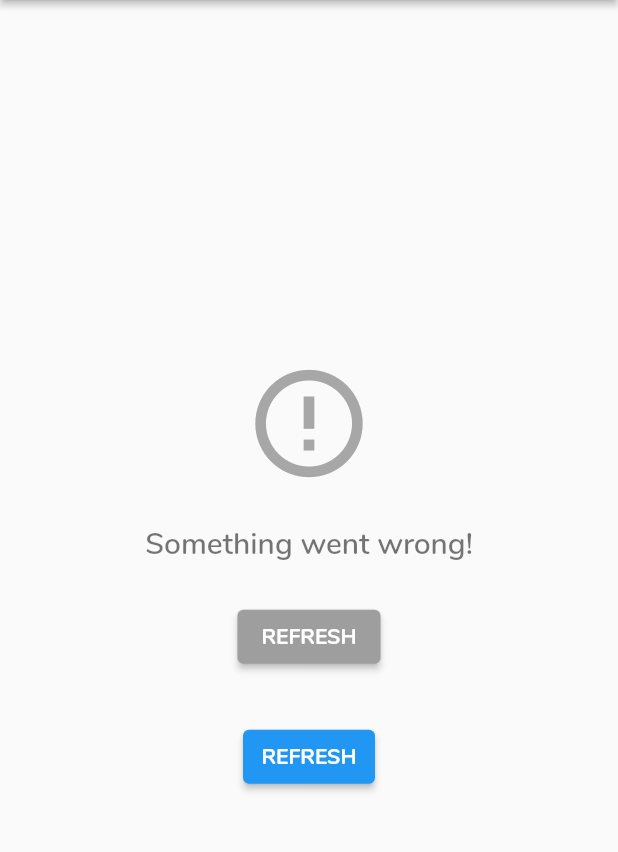
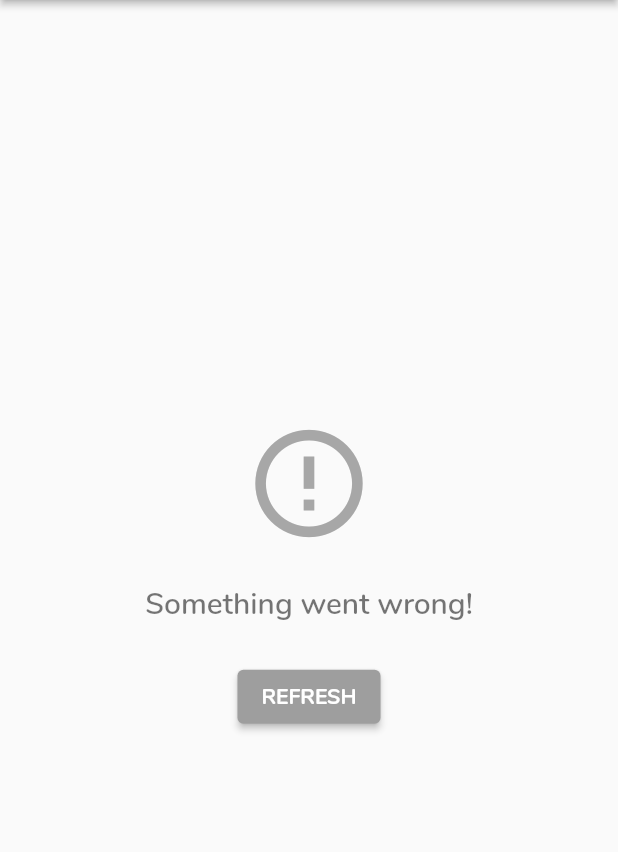
Before and after one commit to apgapg/dotservices_App, a Flutter app: the screen it shows after launch, after a tap on "REFRESH", on a phone screen of 412 x 824 dp, the part 84-936 px from its top. Run offline on Flutter 3.47's test engine with Material 2 defaults, Android fonts, the phone set to English and light mode, and no system bars; our stand-ins replace cached_network_image, carousel_slider, device_info, firebase_analytics, fluttertoast, geolocator and 1 more; accounts and stored records are empty; generated files the repository leaves out were written again.

Commit message:
Fix refresh buttons duplicate and other changes

```diff
--- a/lib/pages/home_page.dart
+++ b/lib/pages/home_page.dart
@@ -147,8 +147,8 @@ class _HomePageState extends State<HomePage> {
                                 ]),
                           );
                         else if (advSnapshot.hasError) {
-                          return StreamErrorWidget(advSnapshot.error, () {
-                            bloc.fetchAdvData();
+                          return StreamErrorWidget(advSnapshot.error, ()  {
+                            bloc.initData();
                           });
                         } else
                           return Center(
@@ -168,7 +168,7 @@ class _HomePageState extends State<HomePage> {
               );
             } else if (snapshot.hasError) {
               return StreamErrorWidget(snapshot.error, () {
-                bloc.fetchData();
+                bloc.initData();
               });
             } else {
               return Center(
--- a/lib/utils/stream_error_widget.dart
+++ b/lib/utils/stream_error_widget.dart
@@ -1,6 +1,5 @@
 import 'package:dot_my_services/utils/stream_response.dart';
 import 'package:dot_my_services/widgets/internet_not_available.dart';
-import 'package:dot_my_services/widgets/primary_raised_button.dart';
 import 'package:dot_my_services/widgets/server_error_widget.dart';
 import 'package:dot_my_services/widgets/unknown_error_widget.dart';
 import 'package:flutter/material.dart';
@@ -15,19 +14,7 @@ class StreamErrorWidget extends StatelessWidget {
   Widget build(BuildContext context) {
     Widget widget = getWidget();
     return Center(
-      child: Column(
-        mainAxisSize: MainAxisSize.min,
-        children: <Widget>[
-          widget,
-          SizedBox(
-            height: 32,
-          ),
-          PrimaryRaisedButton(
-            text: "REFRESH",
-            onTap: onTap,
-          )
-        ],
-      ),
+      child: widget,
     );
   }
 
@@ -37,7 +24,7 @@ class StreamErrorWidget extends StatelessWidget {
       if (error.type == ErrorType.Offline)
         return InternetNotAvailable(onTap);
       else if (error.type == ErrorType.ServerError)
-        return ServerErrorWidget(error.msg);
+        return ServerErrorWidget(error.msg, onTap);
       else
         return UnknownErrorWidget(onTap);
     } else {
```
Also changed, not shown: lib/widgets/server_error_widget.dart (+16 -4 lines).
